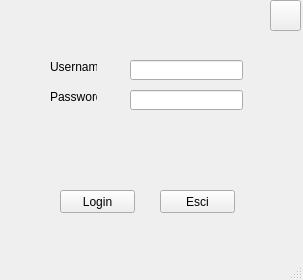
The window that login.ui (Paolo95/Programma_Buste) describes before a commit, drawn with Qt 5.
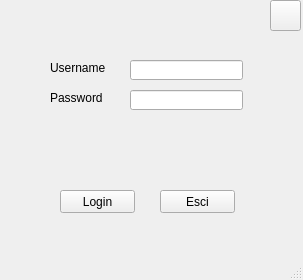
The same window after the commit. Icons and pictures are not drawn.

Commit message: Major Update: 1) Sistemate le query per linux 2) Prime bozze ui delle forms "consegna Materiale" e "elencoTari" 3) Implementate ricerche con caricamento dei risultati in tabella 4) Login case sensitive 5) Bug fix vari 6) Sistemata connessione al db per linux

```diff
--- a/login.ui
+++ b/login.ui
@@ -67,8 +67,8 @@
      <rect>
       <x>50</x>
       <y>60</y>
-      <width>47</width>
-      <height>13</height>
+      <width>71</width>
+      <height>16</height>
      </rect>
     </property>
     <property name="text">
@@ -80,8 +80,8 @@
      <rect>
       <x>50</x>
       <y>90</y>
-      <width>47</width>
-      <height>13</height>
+      <width>71</width>
+      <height>16</height>
      </rect>
     </property>
     <property name="text">
```
Left out of the diff: 2 changed lines with no effect on the pictures. The commit also changes 22 other files.
